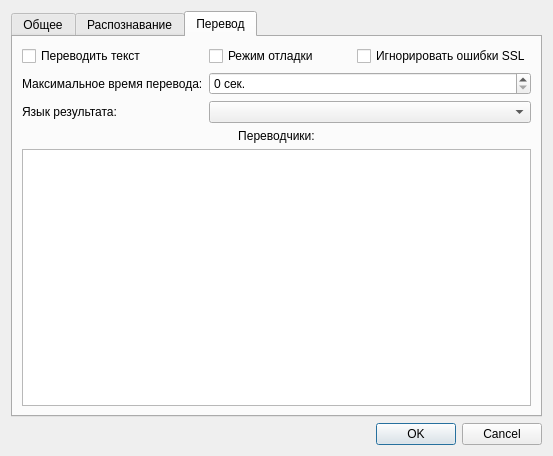
OneMoreGres/ScreenTranslator, file SettingsEditor.ui: the form before one commit.
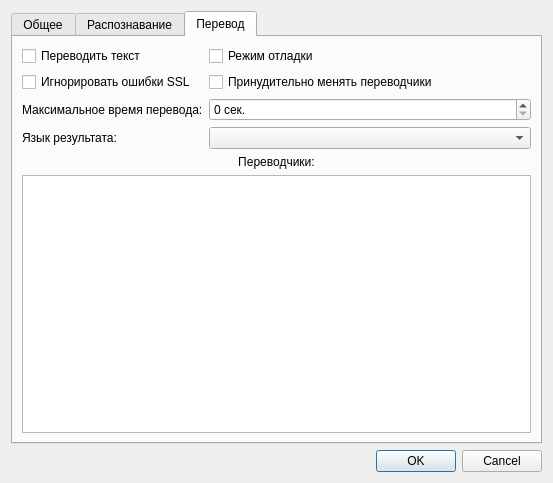
The form after the commit. The open tabs and pages were chosen to show the change.

Commit message: Added force rotate translators option.

```diff
--- a/SettingsEditor.ui
+++ b/SettingsEditor.ui
@@ -7,7 +7,7 @@
     <x>0</x>
     <y>0</y>
     <width>553</width>
-    <height>456</height>
+    <height>483</height>
    </rect>
   </property>
   <property name="windowTitle">
@@ -378,24 +378,7 @@
          </property>
         </widget>
        </item>
-       <item row="0" column="1">
-        <widget class="QCheckBox" name="translatorDebugCheck">
-         <property name="toolTip">
-          <string>&lt;html&gt;&lt;head/&gt;&lt;body&gt;&lt;p&gt;Отображает окно переводчика. Следует использовать только для разработки переводчиков.&lt;/p&gt;&lt;/body&gt;&lt;/html&gt;</string>
-         </property>
-         <property name="text">
-          <string>Режим отладки</string>
-         </property>
-        </widget>
-       </item>
-       <item row="0" column="2">
-        <widget class="QCheckBox" name="ignoreSslCheck">
-         <property name="text">
-          <string>Игнорировать ошибки SSL</string>
-         </property>
-        </widget>
-       </item>
-       <item row="1" column="0">
+       <item row="3" column="0">
         <widget class="QLabel" name="label_9">
          <property name="toolTip">
           <string>&lt;html&gt;&lt;head/&gt;&lt;body&gt;&lt;p&gt;Максимальное время, которое может быть затрачено на перевод, чтобы он не считался &amp;quot;зависшим&amp;quot;.&lt;/p&gt;&lt;/body&gt;&lt;/html&gt;</string>
@@ -405,14 +388,17 @@
          </property>
         </widget>
        </item>
-       <item row="1" column="1" colspan="2">
+       <item row="3" column="1" colspan="2">
         <widget class="QSpinBox" name="translateTimeoutSpin">
          <property name="suffix">
           <string> сек.</string>
          </property>
         </widget>
        </item>
-       <item row="2" column="0">
+       <item row="4" column="1" colspan="2">
+        <widget class="QComboBox" name="translateLangCombo"/>
+       </item>
+       <item row="4" column="0">
         <widget class="QLabel" name="label_6">
          <property name="toolTip">
           <string>&lt;html&gt;&lt;head/&gt;&lt;body&gt;&lt;p&gt;Язык, на который осуществляется перевод.&lt;/p&gt;&lt;/body&gt;&lt;/html&gt;</string>
@@ -425,10 +411,7 @@
          </property>
         </widget>
        </item>
-       <item row="2" column="1" colspan="2">
-        <widget class="QComboBox" name="translateLangCombo"/>
-       </item>
-       <item row="3" column="0" colspan="3">
+       <item row="5" column="0" colspan="3">
         <widget class="QLabel" name="label_10">
          <property name="text">
           <string>Переводчики:</string>
@@ -438,7 +421,7 @@
          </property>
         </widget>
        </item>
-       <item row="4" column="0" colspan="3">
+       <item row="6" column="0" colspan="3">
         <widget class="QListWidget" name="translatorList">
          <property name="toolTip">
           <string>&lt;html&gt;&lt;head/&gt;&lt;body&gt;&lt;p&gt;Отображены в порядке убывания приоритета.&lt;/p&gt;&lt;/body&gt;&lt;/html&gt;</string>
@@ -454,6 +437,30 @@
          </property>
         </widget>
        </item>
+       <item row="0" column="1" colspan="2">
+        <widget class="QCheckBox" name="translatorDebugCheck">
+         <property name="toolTip">
+          <string>&lt;html&gt;&lt;head/&gt;&lt;body&gt;&lt;p&gt;Отображает окно переводчика. Следует использовать только для разработки переводчиков.&lt;/p&gt;&lt;/body&gt;&lt;/html&gt;</string>
+         </property>
+         <property name="text">
+          <string>Режим отладки</string>
+         </property>
+        </widget>
+       </item>
+       <item row="1" column="0">
+        <widget class="QCheckBox" name="ignoreSslCheck">
+         <property name="text">
+          <string>Игнорировать ошибки SSL</string>
+         </property>
+        </widget>
+       </item>
+       <item row="1" column="1" colspan="2">
+        <widget class="QCheckBox" name="forceRotateCheck">
+         <property name="text">
+          <string>Принудительно менять переводчики</string>
+         </property>
+        </widget>
+       </item>
       </layout>
      </widget>
     </widget>
```
The commit also changes 8 other files.
